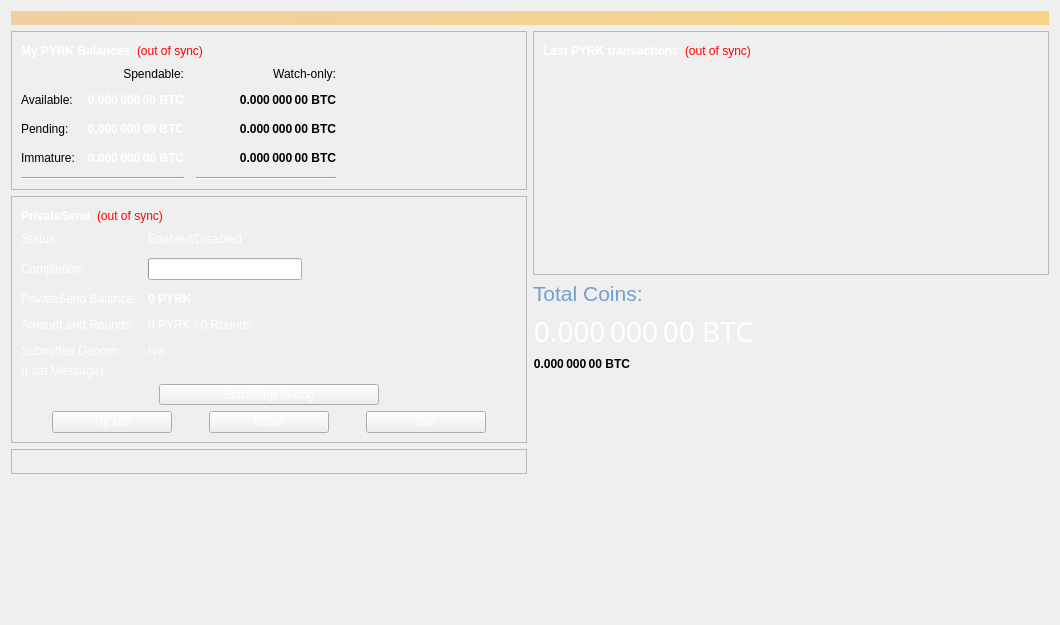
pyrkcommunity/pyrk, file src/qt/forms/overviewpage.ui: the form before one commit.
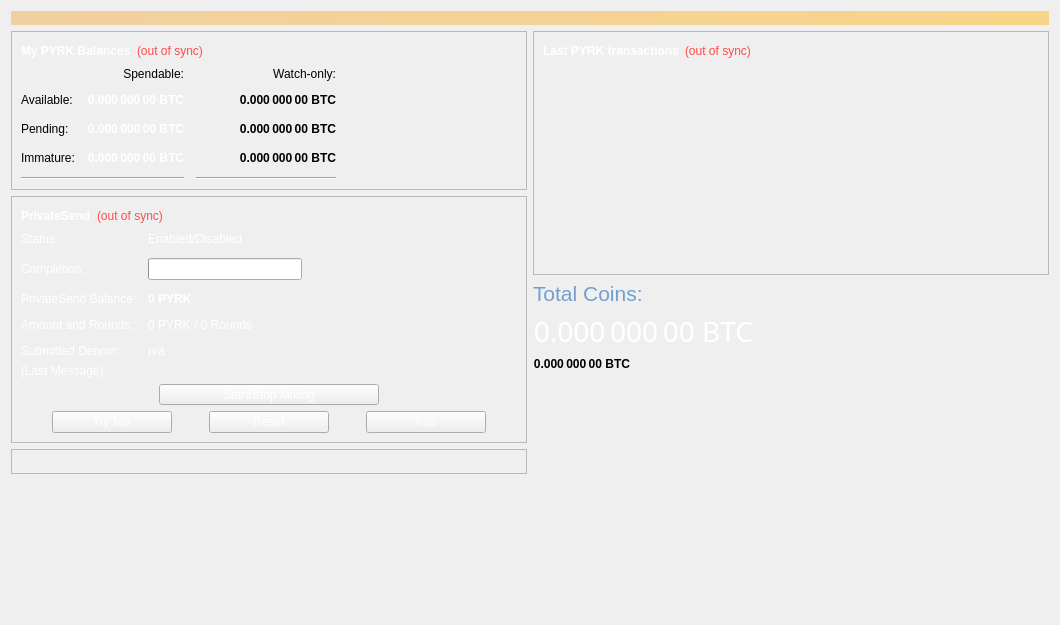
The form after the commit.

```diff
--- a/src/qt/forms/overviewpage.ui
+++ b/src/qt/forms/overviewpage.ui
@@ -85,7 +85,7 @@
                <string>The displayed information may be out of date. Your wallet automatically synchronizes with the Pyrk network after a connection is established, but this process has not completed yet.</string>
               </property>
               <property name="styleSheet">
-               <string notr="true">QLabel { color: red; }</string>
+               <string notr="true">QLabel { color: #ff4b4b; }</string>
               </property>
               <property name="text">
                <string notr="true">(out of sync)</string>
@@ -395,7 +395,7 @@
                <string>The displayed information may be out of date. Your wallet automatically synchronizes with the Pyrk network after a connection is established, but this process has not completed yet.</string>
               </property>
               <property name="styleSheet">
-               <string notr="true">QLabel { color: red; }</string>
+               <string notr="true">QLabel { color: #ff4b4b; }</string>
               </property>
               <property name="text">
                <string notr="true">(out of sync)</string>
@@ -727,7 +727,7 @@
                <string>The displayed information may be out of date. Your wallet automatically synchronizes with the Pyrk network after a connection is established, but this process has not completed yet.</string>
               </property>
               <property name="styleSheet">
-               <string notr="true">QLabel { color: red; }</string>
+               <string notr="true">QLabel { color: #ff4b4b; }</string>
               </property>
               <property name="text">
                <string notr="true">(out of sync)</string>
```
